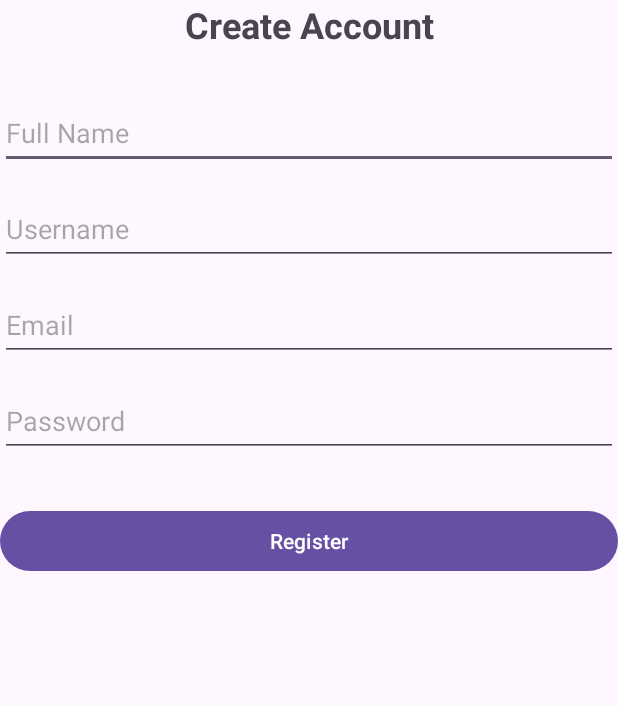
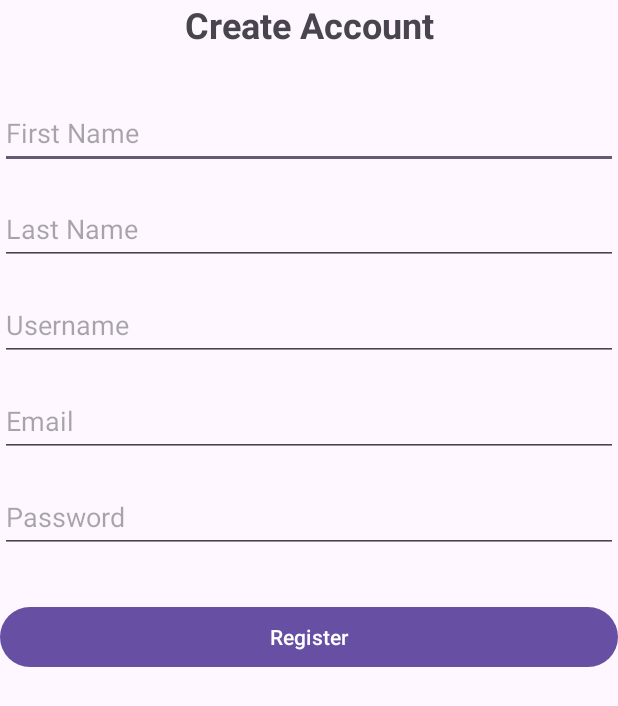
Before and after one commit to s94476/GuitarHub, an Android app: the RegisterActivity screen opened directly, with no data from a screen before it, after a tap on "Register", on a phone screen of 412 x 824 dp. Shown: the top 706 px of the screen. Run offline under Robolectric (Android 15) with nearby library versions, the phone set to English and light mode, and no system bars; our stand-ins replace Firebase (no records; nobody signed in at launch, a user with empty details on screens opened directly).

Commit message:
התחלה בfirestore

```diff
--- a/app/build.gradle.kts
+++ b/app/build.gradle.kts
@@ -40,6 +40,7 @@ dependencies {
     implementation(libs.activity)
     implementation(libs.constraintlayout)
     implementation(libs.firebase.auth)
+    implementation(libs.firebase.firestore)
     testImplementation(libs.junit)
     androidTestImplementation(libs.ext.junit)
     androidTestImplementation(libs.espresso.core)
--- a/app/src/main/java/com/example/guitarhub/RegisterActivity.java
+++ b/app/src/main/java/com/example/guitarhub/RegisterActivity.java
@@ -20,7 +20,8 @@ import com.example.guitarhub.utils.RegistrationManager;
 
 public class RegisterActivity extends AppCompatActivity {
 
-    private EditText etFullName;
+    private EditText etFirstName;
+    private EditText etLastName;
     private EditText etUsername;
     private EditText etEmail;
     private EditText etPassword;
@@ -37,7 +38,8 @@ public class RegisterActivity extends AppCompatActivity {
             return insets;
         });
 
-        etFullName = findViewById(R.id.et_full_name);
+        etFirstName = findViewById(R.id.et_first_name);
+        etLastName = findViewById(R.id.et_last_name);
         etUsername = findViewById(R.id.et_username);
         etEmail = findViewById(R.id.et_email);
         etPassword = findViewById(R.id.et_password);
@@ -55,7 +57,8 @@ public class RegisterActivity extends AppCompatActivity {
         registrationManager.startRegistration(
                 etEmail.getText().toString(),
                 etPassword.getText().toString(),
-                etFullName.getText().toString(),
+                etFirstName.getText().toString(),
+                etLastName.getText().toString(),
                 etUsername.getText().toString(),
                 new RegistrationManager.OnResultCallback(){
                     @Override
--- a/app/src/main/java/com/example/guitarhub/utils/RegistrationManager.java
+++ b/app/src/main/java/com/example/guitarhub/utils/RegistrationManager.java
@@ -11,6 +11,10 @@ import com.google.android.gms.tasks.Task;
 import com.google.firebase.auth.AuthResult;
 import com.google.firebase.auth.FirebaseAuth;
 import com.google.firebase.auth.FirebaseUser;
+import com.google.firebase.firestore.FirebaseFirestore;
+
+import java.util.HashMap;
+import java.util.Map;
 
 public class RegistrationManager {
     private static final String TAG = "RegistrationManager";
@@ -27,7 +31,8 @@ public class RegistrationManager {
 
 
     String email;
-    String fullName;
+    String firstName;
+    String lastName;
     String username;
     String password;
 
@@ -47,14 +52,16 @@ public class RegistrationManager {
 
     public void startRegistration(String email,
                                   String password,
-                                  String fullName,
+                                  String firstName,
+                                  String lastName,
                                   String username,
                                   OnResultCallback onResultCallback)
     {
         this.onResultCallback = onResultCallback;
         this.email = email;
         this.password = password;
-        this.fullName = fullName;
+        this.firstName = firstName;
+        this.lastName = lastName;
         this.username = username;
 
 
@@ -126,7 +133,7 @@ public class RegistrationManager {
     private void validateUserInfo() {
         Log.d(TAG, "Starting registration for email: " + email );
 
-        if (TextUtils.isEmpty(email) || TextUtils.isEmpty(password) || TextUtils.isEmpty(fullName) || TextUtils.isEmpty(username) ) {
+        if (TextUtils.isEmpty(email) || TextUtils.isEmpty(password) || TextUtils.isEmpty(firstName) || TextUtils.isEmpty(lastName) || TextUtils.isEmpty(username) ) {
             Log.w(TAG, "Validation failed: missing fields");
             phaseFailed("Please fill in all fields");
             return;
@@ -169,7 +176,25 @@ public class RegistrationManager {
 
 
     private void saveUserToFirestore() {
-        phaseDone();
+        Log.d(TAG, "Saving user to Firestore. UID: " + userId + ", Name: " + firstName + " " + lastName);
+        Map<String, Object> userMap = new HashMap<>();
+        userMap.put("first name", firstName);
+        userMap.put("last name", lastName);
+        userMap.put("username", username);
+
+        FirebaseFirestore db = FirebaseFirestore.getInstance();
+
+        db.collection("users").document(userId)
+                .set(userMap)
+                .addOnSuccessListener(aVoid -> {
+                    Log.i(TAG, "User document created in Firestore for UID: " + userId);
+                    phaseDone();
+                })
+                .addOnFailureListener(e -> {
+                    Log.e(TAG, "Failed to save user data to Firestore", e);
+                    phaseFailed("Failed to save user data: " + e.getMessage());
+                });
+
     }
 
 }
--- a/app/src/main/res/layout/activity_register.xml
+++ b/app/src/main/res/layout/activity_register.xml
@@ -15,23 +15,35 @@
         android:text="Create Account"
         android:textSize="24sp"
         android:textStyle="bold"
-        app:layout_constraintBottom_toTopOf="@+id/et_full_name"
+        app:layout_constraintBottom_toTopOf="@+id/et_first_name"
         app:layout_constraintEnd_toEndOf="parent"
         app:layout_constraintStart_toStartOf="parent"
         app:layout_constraintTop_toTopOf="parent"
         app:layout_constraintVertical_bias="0.3" />
 
     <EditText
-        android:id="@+id/et_full_name"
+        android:id="@+id/et_first_name"
         android:layout_width="0dp"
         android:layout_height="wrap_content"
         android:layout_marginTop="32dp"
-        android:hint="Full Name"
+        android:hint="First Name"
         android:inputType="textPersonName"
         android:minHeight="48dp"
         app:layout_constraintEnd_toEndOf="parent"
         app:layout_constraintStart_toStartOf="parent"
         app:layout_constraintTop_toBottomOf="@+id/tv_register_title" />
+
+    <EditText
+        android:id="@+id/et_last_name"
+        android:layout_width="0dp"
+        android:layout_height="wrap_content"
+        android:layout_marginTop="16dp"
+        android:hint="Last Name"
+        android:inputType="textPersonName"
+        android:minHeight="48dp"
+        app:layout_constraintEnd_toEndOf="parent"
+        app:layout_constraintStart_toStartOf="parent"
+        app:layout_constraintTop_toBottomOf="@+id/et_first_name" />
 
     <EditText
         android:id="@+id/et_username"
@@ -43,7 +55,7 @@
         android:minHeight="48dp"
         app:layout_constraintEnd_toEndOf="parent"
         app:layout_constraintStart_toStartOf="parent"
-        app:layout_constraintTop_toBottomOf="@+id/et_full_name" />
+        app:layout_constraintTop_toBottomOf="@+id/et_last_name" />
 
     <EditText
         android:id="@+id/et_email"
--- a/gradle/libs.versions.toml
+++ b/gradle/libs.versions.toml
@@ -9,6 +9,7 @@ activity = "1.8.0"
 constraintlayout = "2.1.4"
 googleGmsGoogleServices = "4.4.4"
 firebaseAuth = "24.0.1"
+firebaseFirestore = "26.0.2"
 
 [libraries]
 junit = { group = "junit", name = "junit", version.ref = "junit" }
@@ -19,6 +20,7 @@ material = { group = "com.google.android.material", name = "material", version.r
 activity = { group = "androidx.activity", name = "activity", version.ref = "activity" }
 constraintlayout = { group = "androidx.constraintlayout", name = "constraintlayout", version.ref = "constraintlayout" }
 firebase-auth = { group = "com.google.firebase", name = "firebase-auth", version.ref = "firebaseAuth" }
+firebase-firestore = { group = "com.google.firebase", name = "firebase-firestore", version.ref = "firebaseFirestore" }
 
 [plugins]
 android-application = { id = "com.android.application", version.ref = "agp" }
```
